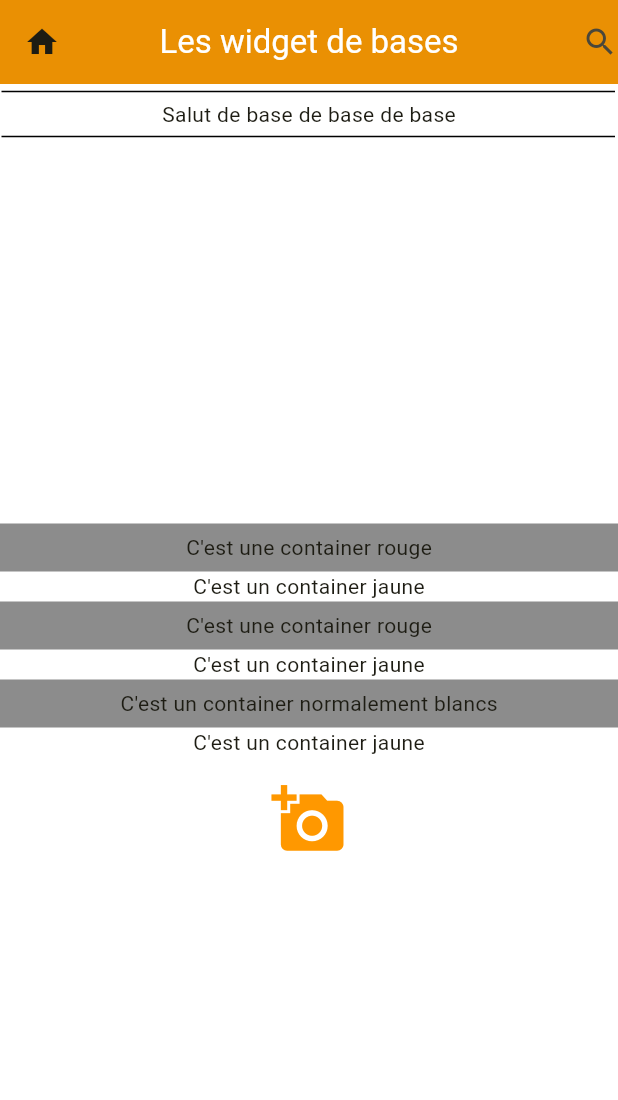
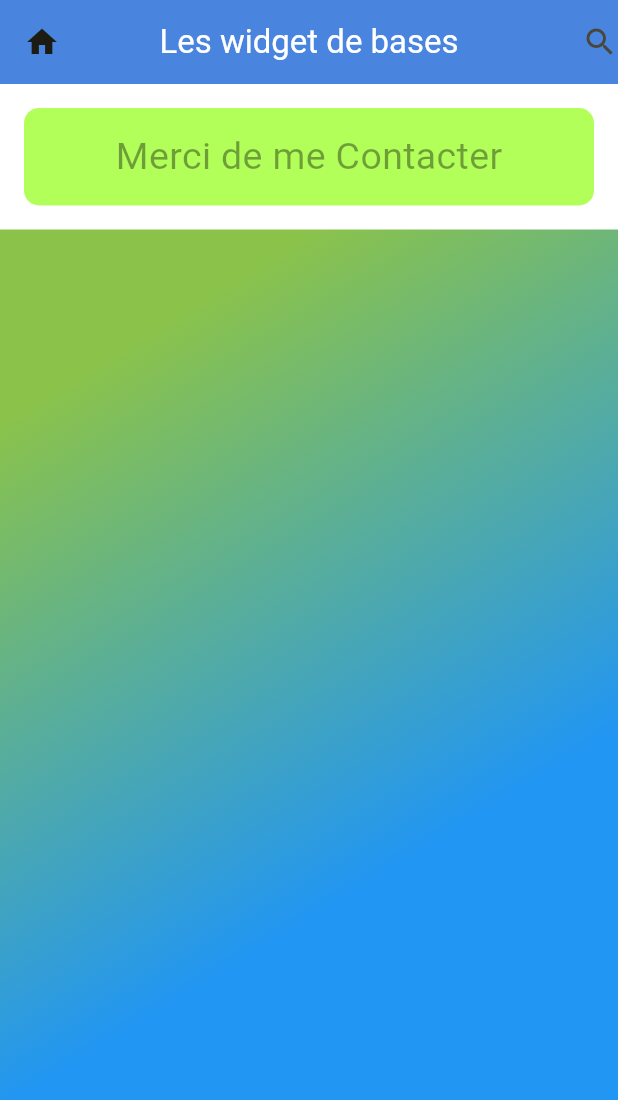
Before and after one commit to SERGELEBON/flutter_basique, a Flutter app: the screen it shows after launch, on a phone screen of 412 x 824 dp. Shown: the top 1100 px of the screen. Run offline on Flutter 3.47's test engine with Material 3 defaults, Android fonts, the light colour scheme and no system bars.

Commit message:
mise en place de l'Expanded

```diff
--- a/lib/main.dart
+++ b/lib/main.dart
@@ -37,7 +37,7 @@ class _MyHomePageState extends State<MyHomePage> {
     return Scaffold(
         backgroundColor: Colors.white,
         appBar: AppBar(
-        backgroundColor: Colors.orange,
+          backgroundColor: Colors.blueAccent,
           title: Text(
             "Les widget de bases",
             style: TextStyle(color: Colors.white),
@@ -52,69 +52,33 @@ class _MyHomePageState extends State<MyHomePage> {
         body: Column(
           mainAxisAlignment: MainAxisAlignment.spaceBetween,
           children: [
-          const Divider(
-            height: 10,
-            thickness: 1,
-            indent: 1,
-            endIndent: 2,
-            color: Colors.black,
+            Container(
+              height: 65,
+              margin: const EdgeInsets.all(16),
+              decoration: BoxDecoration(
+                color: Colors.lightGreenAccent,
+                borderRadius: BorderRadius.circular(10),
               ),
-
-          Text("Salut de base de base de base"),
-          const Divider(
-            height: 10,
-            thickness: 1,
-            indent: 1,
-            endIndent: 2,
-            color: Colors.black,
-          ),
-          Spacer(),
-          Container(
-            color: Colors.black45,
-            height: 32,
-            child: Center(
-              child: Text("C'est une container rouge"),
+              alignment: Alignment.center,
+              child: Text(
+                "Merci de me Contacter",
+                style: TextStyle(color: Colors.black38, fontSize: 25),
               ),
             ),
-          Container(
-            child: const Center(
-              child: Text("C'est un container jaune"),
+            Expanded(
+              child: Container(
+                decoration: BoxDecoration(
+                  gradient: LinearGradient(
+                    colors: [
+                      Colors.lightGreen,
+                      Colors.blue,
+                    ],
+                    begin: Alignment.topCenter,
                   ),
                 ),
-          Container(
-            color: Colors.black45,
-            height: 32,
-            child: Center(
-              child: Text("C'est une container rouge"),
               ),
             ),
-          //const SizedBox(height: 16),
-          Container(
-            child: const Center(
-              child: Text("C'est un container jaune"),
-            ),
-          ),
-          Container(
-            color: Colors.black45,
-            height: 32,
-            child: const Center(
-              child: Text("C'est un container normalement blancs"),
-            ),
-          ),
-          Container(
-            child: const Center(
-              child: Text("C'est un container jaune"),
-            ),
-          ),
-          const SizedBox(height: 16),
-          Icon(
-            Icons.add_a_photo,
-            color: Colors.orange,
-            size: 50,
-          ),
-          Spacer(),
           ],
-      ),
-    );
+        ));
   }
 }
```
Lines whose indentation alone changed are shown as unchanged.
